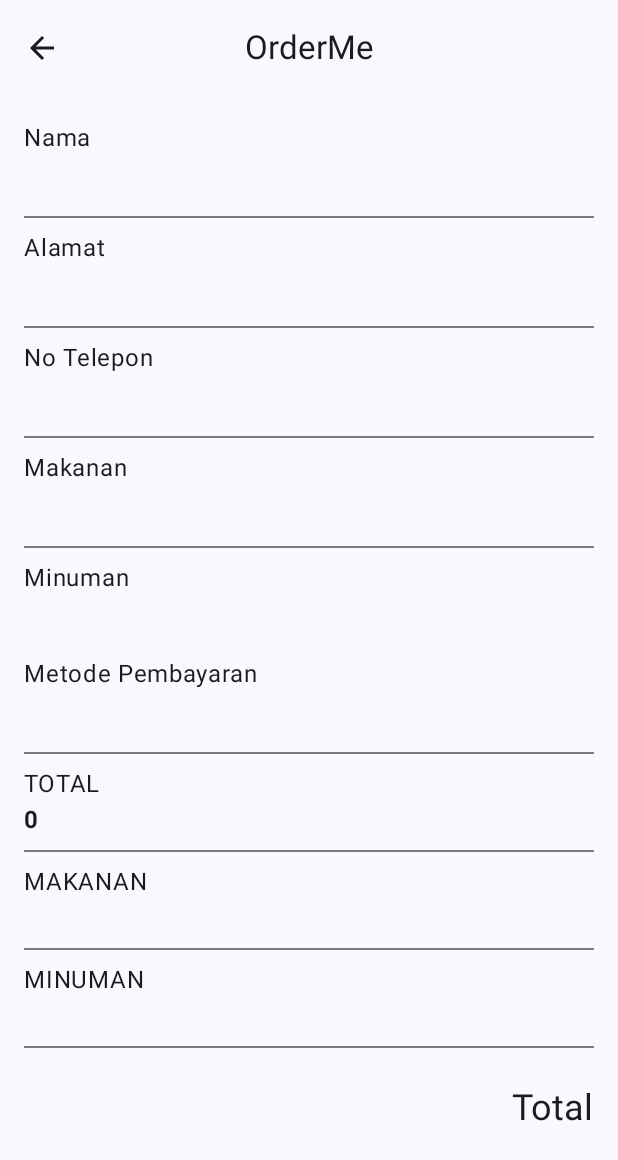
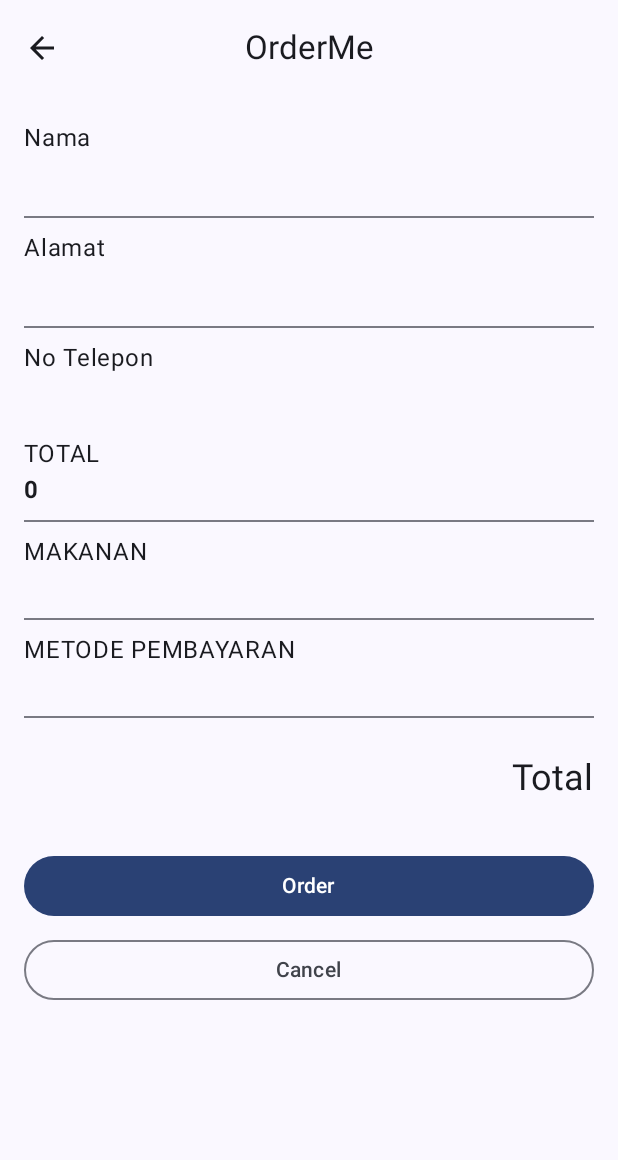
Before and after one commit to Carera12/ProjectUAS_063_122, an Android app built with Jetpack Compose: the HalamanRiwayat screen opened through its navigation route, on a phone screen of 412 x 824 dp. Shown: the top 1160 px of the screen. Run offline under Robolectric (Android 15) with nearby library versions, the phone set to English and light mode, and no system bars.

Commit message:
mengubah konsep

```diff
--- a/app/src/main/java/com/example/projectuas/data/DataOrder.kt
+++ b/app/src/main/java/com/example/projectuas/data/DataOrder.kt
@@ -10,6 +10,9 @@ object DataOrder {
         R.string.milk
     )
     val makanan = listOf(
+        R.string.vanilla,
+        R.string.lemon,
+        R.string.milk,
         R.string.paket1,
         R.string.paket2,
         R.string.paket3,
@@ -18,8 +21,6 @@ object DataOrder {
     val transaksi = listOf(
         R.string.mode1,
         R.string.mode2,
-        R.string.mode3,
-        R.string.mode4,
         R.string.mode5
     )
 }
--- a/app/src/main/java/com/example/projectuas/ui/halaman/HalamanRiwayat.kt
+++ b/app/src/main/java/com/example/projectuas/ui/halaman/HalamanRiwayat.kt
@@ -12,6 +12,7 @@ import androidx.compose.foundation.verticalScroll
 import androidx.compose.material3.Button
 import androidx.compose.material3.Divider
 import androidx.compose.material3.ExperimentalMaterial3Api
+import androidx.compose.material3.OutlinedButton
 import androidx.compose.material3.Scaffold
 import androidx.compose.material3.Text
 import androidx.compose.material3.TopAppBarDefaults
@@ -34,6 +35,8 @@ import kotlinx.coroutines.launch
 object DestinasiRiwayat : DestinasiNavigasi {
     override val route: String = "Riwayat"
     override val titleRes: Int = R.string.app_name
+    const val siswaIdArg  = "itemId"
+    val routeWithArgs = "$route/{$siswaIdArg}"
 }
 
 @OptIn(ExperimentalMaterial3Api::class)
@@ -68,7 +71,7 @@ fun IsiRiwayat(
     val items = listOf(
         Pair(stringResource(R.string.jumlah), detailOrder.jumlah),
         Pair(stringResource(R.string.makanan), detailOrder.makanan),
-        Pair(stringResource(R.string.minuman), detailOrder.minuman)
+        Pair(stringResource(R.string.transaksi), detailOrder.transaksi)
     )
 
     Column (
@@ -76,78 +79,68 @@ fun IsiRiwayat(
         verticalArrangement = Arrangement.SpaceBetween
     ) {
 
-        Column (
-            modifier=
+        Column(
+            modifier =
             Modifier.padding(dimensionResource(R.dimen.padding_medium)),
             verticalArrangement = Arrangement.spacedBy(dimensionResource(R.dimen.padding_small))
         ) {
             Text(text = "Nama")
             Text(text = detailOrder.nama)
-            Divider(thickness =
-            dimensionResource(R.dimen.thickness_divider))
+            Divider(
+                thickness =
+                dimensionResource(R.dimen.thickness_divider)
+            )
             Text(text = "Alamat")
             Text(text = detailOrder.alamat)
-            Divider(thickness =
-            dimensionResource(R.dimen.thickness_divider))
+            Divider(
+                thickness =
+                dimensionResource(R.dimen.thickness_divider)
+            )
             Text(text = "No Telepon")
             Text(text = detailOrder.noTelp)
-            Divider(thickness =
-            dimensionResource(R.dimen.thickness_divider))
-            Text(text = "Makanan")
-            Text(text = detailOrder.makanan)
-            Divider(thickness =
-            dimensionResource(R.dimen.thickness_divider))
-            Text(text = "Minuman")
-            Text(text = detailOrder.minuman)
-            Text(text = "Metode Pembayaran")
-            Text(text = detailOrder.transaksi)
-            Divider(thickness =
-            dimensionResource(R.dimen.thickness_divider))
+
+
             items.forEach { item ->
                 Column {
                     Text(item.first.uppercase())
                     Text(text = item.second.toString(), fontWeight = FontWeight.Bold)
                 }
-                Divider(thickness =
-                dimensionResource(R.dimen.thickness_divider))
+                Divider(
+                    thickness =
+                    dimensionResource(R.dimen.thickness_divider)
+                )
             }
             Spacer(modifier = Modifier.height(dimensionResource(R.dimen.padding_small)))
-            FormatLabelHarga(subtotal = detailOrder.harga,
+            FormatLabelHarga(
+                subtotal = detailOrder.harga,
                 modifier = Modifier.align(Alignment.End)
             )
         }
-    Column(
-        modifier = modifier,
-        verticalArrangement = Arrangement.SpaceBetween
-    )
-    {
         Column(
-            modifier = Modifier.padding(dimensionResource(R.dimen.padding_medium)),
-            verticalArrangement = Arrangement.spacedBy(dimensionResource(R.dimen.padding_small)) //ke samping
+            verticalArrangement = Arrangement.spacedBy(dimensionResource(R.dimen.padding_small))
         ) {
-            items.forEach { item ->
-                Column {
-                    Text(text = item.first.uppercase())
-                    Text(text = item.second.toString(), fontWeight = FontWeight.Bold)
-                }
-                Spacer(modifier = Modifier.height(dimensionResource(R.dimen.padding_small)))
-                Divider()
-
-            }
-
             Row(
                 modifier = Modifier
                     .weight(1f, false)
                     .padding(dimensionResource(R.dimen.padding_medium))
             ) {
-                Button(
-                    modifier = Modifier.fillMaxWidth(),
-                    onClick = onCancelButtonClicked
+                Column(
+                    verticalArrangement =
+                    Arrangement.spacedBy(dimensionResource(R.dimen.padding_small))
                 ) {
-                    Text(stringResource(R.string.back))
+                    Button(
+                        modifier = Modifier.fillMaxWidth(),
+                        onClick = { }) {
+                        Text(stringResource(R.string.order))
+                    }
+                    OutlinedButton(
+                        modifier = Modifier.fillMaxWidth(),
+                        onClick = onCancelButtonClicked
+                    ) {
+                        Text(stringResource(R.string.cancel))
+                    }
                 }
             }
         }
     }
-    }
 }
```
Also changed, not shown: app/src/main/java/com/example/projectuas/model/MenuViewModel.kt (+21 -7 lines), app/src/main/java/com/example/projectuas/model/PenyediaViewModel.kt (added, +28 -0 lines), app/src/main/java/com/example/projectuas/model/RiwayatViewModel.kt (+35 -12 lines), app/src/main/java/com/example/projectuas/model/TransaksiViewModel.kt (+7 -7 lines), app/src/main/java/com/example/projectuas/navigasi/PengelolaHalaman.kt (+7 -9 lines), app/src/main/java/com/example/projectuas/ui/halaman/HalamanMenu.kt (+16 -40 lines), app/src/main/java/com/example/projectuas/ui/halaman/HalamanTransaksi.kt (+136 -136 lines).
